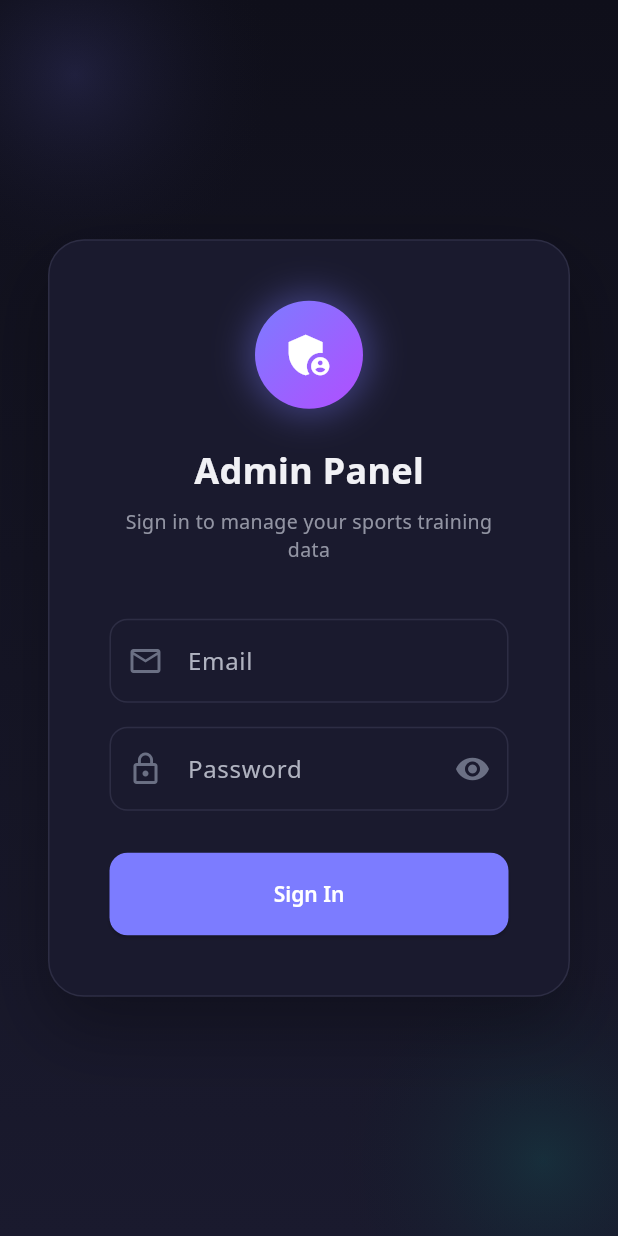
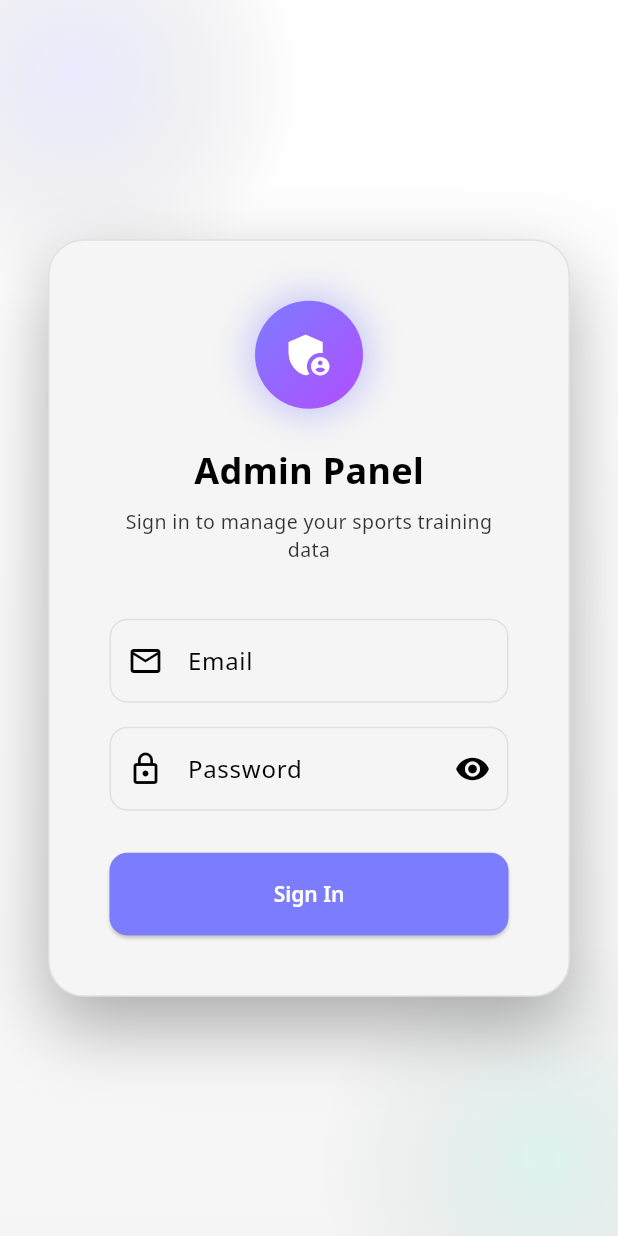
Before and after one commit to HsuSandarWin283/spot-training, a Flutter app: the screen it shows after launch, on a phone screen of 412 x 824 dp. Run offline on Flutter 3.47's test engine with Material 3 defaults, Android fonts, the phone set to English and light mode, and no system bars; our stand-ins replace audioplayers, camera, cloud_firestore, equatable, firebase_auth, firebase_core and 6 more; missing offline and left inert: dart:js, edge_tts, google_mlkit_pose_detection; accounts and stored records are empty.

Commit message:
admin panel theme change

```diff
--- a/admin_panel/lib/main.dart
+++ b/admin_panel/lib/main.dart
@@ -27,9 +27,8 @@ class AdminApp extends ConsumerWidget {
 
     return MaterialApp(
       title: 'AI Sports Training - Admin Panel',
-      theme: AdminTheme.darkTheme,
-      darkTheme: AdminTheme.darkTheme,
-      themeMode: ThemeMode.dark,
+      theme: AdminTheme.lightTheme,
+      themeMode: ThemeMode.light,
       debugShowCheckedModeBanner: false,
       locale: locale,
       supportedLocales: AppLocalizations.supportedLocales,
--- a/admin_panel/lib/src/core/theme/admin_theme.dart
+++ b/admin_panel/lib/src/core/theme/admin_theme.dart
@@ -2,16 +2,16 @@ import 'package:flutter/material.dart';
 import 'package:google_fonts/google_fonts.dart';
 
 class AdminColors {
-  static const Color background = Color(0xFF0F0F1A);
-  static const Color surface = Color(0xFF1A1A2E);
-  static const Color card = Color(0xFF1E1E32);
+  static const Color background = Color(0xFFFFFFFF);
+  static const Color surface = Color(0xFFF5F5F5);
+  static const Color card = Color(0xFFFFFFFF);
   static const Color primary = Color(0xFF7C7CFF);
   static const Color secondary = Color(0xFF00E5B8);
   static const Color accent = Color(0xFFFF6B6B);
-  static const Color border = Color(0xFF2D2D44);
-  static const Color textPrimary = Color(0xFFF1F1F5);
-  static const Color textSecondary = Color(0xFFB0B3C0);
-  static const Color textMuted = Color(0xFF6B7084);
+  static const Color border = Color(0xFFE0E0E0);
+  static const Color textPrimary = Color(0xFF000000);
+  static const Color textSecondary = Color(0xFF000000);
+  static const Color textMuted = Color(0xFF000000);
   static const Color success = Color(0xFF10B981);
   static const Color warning = Color(0xFFF59E0B);
   static const Color error = Color(0xFFEF4444);
@@ -43,19 +43,19 @@ class AdminColors {
 }
 
 class AdminTheme {
-  static ThemeData get darkTheme {
+  static ThemeData get lightTheme {
     return ThemeData(
-      brightness: Brightness.dark,
+      brightness: Brightness.light,
       scaffoldBackgroundColor: AdminColors.background,
       primaryColor: AdminColors.primary,
-      colorScheme: const ColorScheme.dark(
+      colorScheme: const ColorScheme.light(
         primary: AdminColors.primary,
         secondary: AdminColors.secondary,
         surface: AdminColors.surface,
         error: AdminColors.error,
       ),
-      textTheme: GoogleFonts.notoSansTextTheme(ThemeData.dark().textTheme),
-      iconTheme: const IconThemeData(color: Colors.white),
+      textTheme: GoogleFonts.notoSansTextTheme(ThemeData.light().textTheme),
+      iconTheme: const IconThemeData(color: Colors.black),
       appBarTheme: const AppBarTheme(
         backgroundColor: AdminColors.surface,
         elevation: 0,
```
